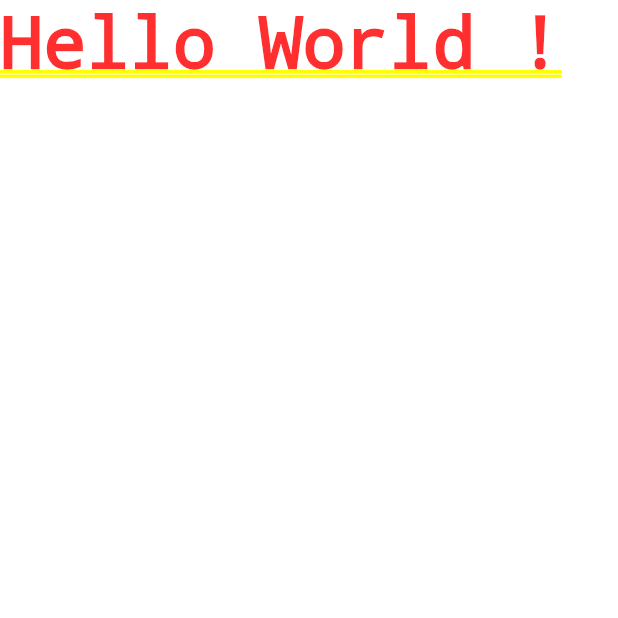
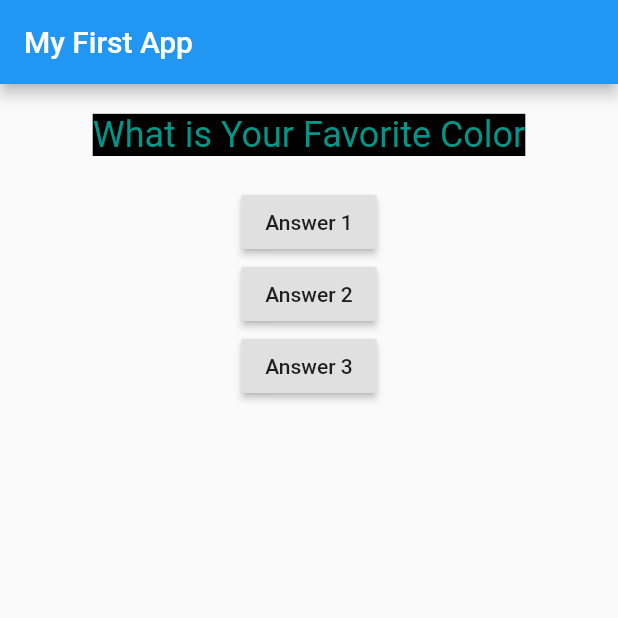
Before and after one commit to hritik7818/personal-expense, a Flutter app: the screen it shows after launch, on a phone screen of 412 x 824 dp, the top half of it. Run offline on Flutter 3.47's test engine with Material 2 defaults, Android fonts, the phone set to English and light mode, and no system bars.

Commit message:
adding a custom widget question

```diff
--- a/lib/main.dart
+++ b/lib/main.dart
@@ -1,19 +1,117 @@
-//* importing "material.dart" because it has a some build-in widgets and functions such as statelessWidget,Text,runApp function and many more.
+// ignore_for_file: deprecated_member_use, prefer_const_constructors
+
+// importing "material.dart" because it has a some build-in widgets and functions such as statelessWidget,Text,runApp function and many more.
 import "package:flutter/material.dart";
 
-//* main function is an entry point for the application.
+//all data of question.dart file is accessible by import it.
+import "./question.dart";
+import "./answer.dart";
+
+// main function is an entry point for the application.
 void main() {
-  //* runApp function is given by material.dart it takes a root widget to render a widget on the screen and it automatically run the build method of the root widget.
+  // runApp function is given by material.dart it takes a root widget to render a widget on the screen and it automatically run the build method of the root widget.
   runApp(MyApp());
 }
 
-//* Creating a stateless widget
-class MyApp extends StatelessWidget {
-  //* all widget implementations should must have the build method it is automatically called by the flutter and it return a widget that is displayed on the screen.
+// Creating a widget
+// We can create a widget by creating a class that extends or inherited the statelessWidget or statefulWidget
+// we can create stateless Widget (widget without state) by inhered statelessWidget class.
+// we can create stateful Widget (widget with state) by inhered statefulWidget class.
+
+// Those widget is create for the purpose of output or display something on the screen and that widget does not change its properties we make them stateless, it is created by extends StatelessWidget.
+
+// Those widget is create for the purpose of output or display something on the screen and that widget can change its properties when user interact we make them stateful, it is created by extends StatefulWidget.
+
+// stateless widget is created by simply create a single class which extends statelessWidget.
+
+// stateless widget is created by create a two classes -
+// first class extends statelessWidget and has override function createState which return a object or widget on state class.
+// second class extends State with generic type of first class and in this class we can use setState() method. setState method accept an anonymous function.
+
+// In That widget setState() method is called ,the build method of that widget is called again.when user interact with UI ,to make changes in our UI ,we make changes in properties of widgets in setState() method so that build method runs again with updated properties.so UI Updates.
+
+class MyApp extends StatefulWidget {
+  @override
+  State<StatefulWidget> createState() {
+    return _MyAppState();
+  }
+}
+
+class _MyAppState extends State<MyApp> {
+  var _questionIndex = 0;
+
+  void _handleAnswer() {
+    setState(() {
+      _questionIndex++;
+    });
+    print(_questionIndex);
+  }
+
+  // Note:
+  // When use or define a widget we basically create an object of a class (widget) and in that class their is a build method which is automatically called by the flutter and it return a widget that is displayed on the screen.
+
+  // all widget implementations should must have the build method it is automatically called by the flutter and it return a widget that is displayed on the screen.
+  // build method takes one argument context which has a type of class BuildContext , context has a metadata about the Widget like where it is exist in widget tree.
   @override
   Widget build(BuildContext context) {
-    //* MaterialApp widget is a main widget. It make some setup to render the widget on the screen.
-    //* Text widget is displays text on the screen.
-    return MaterialApp(home: Text("Hello World !"));
+    var _questions = [
+      "What is Your Favorite Color",
+      "What is Your Favorite Sport",
+    ];
+    // MaterialApp widget is a main widget. It make some setup to render the widget on the screen.
+    // Text widget is displays text on the screen.
+    return MaterialApp(
+      // Scaffold widget is used to implementing a basic layout and styling on screen.
+      home: Scaffold(
+        // appBar named argument takes a AppBar widget which create an AppBar on the Top of the screen.
+        appBar: AppBar(
+          title: const Text("My First App"),
+        ),
+        // Body named argument take a widget which is rendered on the screen.
+        // their are some visible widgets and some invisible widgets.
+        // like Text ,AppBar , RaisedButton they all are visible widget ,they are use to display some content on the display
+        // we also have some invisible widgets which are used to structure our visible widgets and give layout to it.
+        // Column widget is a type of invisible widget it is used for give structure (in column wise/vertically) to our visible widgets which are Text and RaisedButton widget .
+        body: Column(
+          children: [
+            Question(
+              _questions[_questionIndex],
+            ),
+            RaisedButton(
+              child: Text("Answer 1"),
+              // onPressed takes a function which has to be execute when the user press on this button.
+              // we should not be call the function here because when flutter read this flutter will call immediately.
+
+              // we can pass function to one onPressed in two ways:
+              // 1 - by define declared function name without parenthesis on onPressed using we point to the function not call it.
+              // 2 - by define anonymous function to the onPressed.
+
+              // assigning declared function name without parenthesis to onPressed.
+              onPressed: _handleAnswer,
+            ),
+            RaisedButton(
+              child: Text("Answer 2"),
+
+              // assigning anonymous function to onPressed.
+              onPressed: () {
+                setState(() {
+                  _questionIndex++;
+                });
+                print("Answer 2");
+              },
+            ),
+            RaisedButton(
+              child: Text("Answer 3"),
+              onPressed: () {
+                setState(() {
+                  _questionIndex++;
+                });
+                print("Answer 3");
+              },
+            ),
+          ],
+        ),
+      ),
+    );
   }
 }
--- /dev/null
+++ b/lib/question.dart
@@ -0,0 +1,28 @@
+// ignore_for_file: prefer_const_constructors
+
+import 'package:flutter/material.dart';
+
+//Creating our owm custom widget.
+
+class Question extends StatelessWidget {
+  final String questionText;
+
+  Question(this.questionText);
+
+  @override
+  Widget build(BuildContext context) {
+    return Container(
+      width: double.infinity,
+      margin: EdgeInsets.all(20),
+      child: Text(
+        questionText,
+        style: TextStyle(
+          fontSize: 24,
+          color: Colors.teal,
+          backgroundColor: Colors.black,
+        ),
+        textAlign: TextAlign.center,
+      ),
+    );
+  }
+}
```
Also changed, not shown: lib/answer.dart (added, +18 -0 lines), pubspec.lock, 3 other files.
